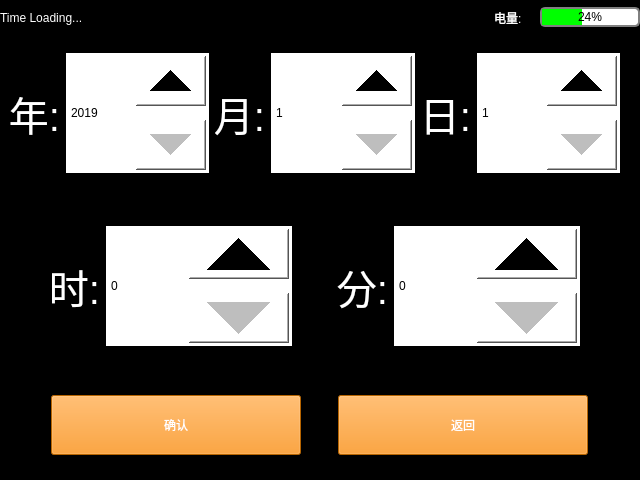
a2824256/EVA-Qt-Beta, file timesettingwindow.ui: the form before one commit.
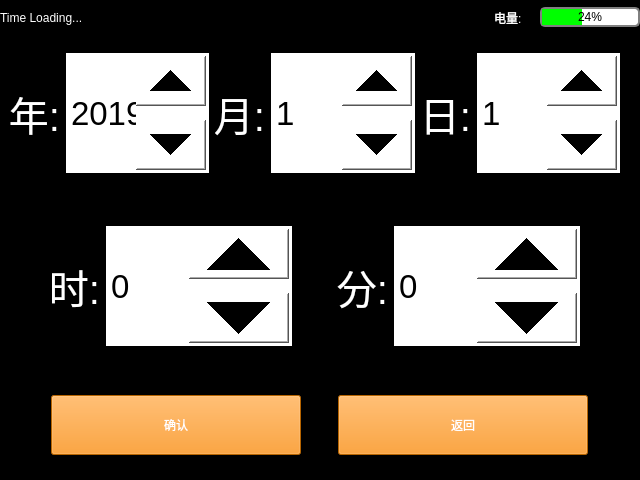
The form after the commit.

What changed in the file:
```diff
--- a/timesettingwindow.ui
+++ b/timesettingwindow.ui
@@ -180,10 +180,19 @@
             <height>120</height>
            </size>
           </property>
+          <property name="font">
+           <font>
+            <pointsize>25</pointsize>
+           </font>
+          </property>
+          <property name="focusPolicy">
+           <enum>Qt::NoFocus</enum>
+          </property>
           <property name="styleSheet">
            <string notr="true">QSpinBox{
- height:30px;
- width:50px;
+color:black;
+height:30px;
+width:50px;
 background-color:white;
 }
 
@@ -201,7 +210,7 @@
            <number>2019</number>
           </property>
           <property name="maximum">
-           <number>2030</number>
+           <number>2050</number>
           </property>
          </widget>
         </item>
@@ -237,10 +246,19 @@
             <height>120</height>
            </size>
           </property>
+          <property name="font">
+           <font>
+            <pointsize>25</pointsize>
+           </font>
+          </property>
+          <property name="focusPolicy">
+           <enum>Qt::NoFocus</enum>
+          </property>
           <property name="styleSheet">
            <string notr="true">QSpinBox{
- height:30px;
- width:50px;
+color:black;
+height:30px;
+width:50px;
 background-color:white;
 }
 
@@ -294,10 +312,19 @@
             <height>120</height>
            </size>
           </property>
+          <property name="font">
+           <font>
+            <pointsize>25</pointsize>
+           </font>
+          </property>
+          <property name="focusPolicy">
+           <enum>Qt::NoFocus</enum>
+          </property>
           <property name="styleSheet">
            <string notr="true">QSpinBox{
- height:30px;
- width:50px;
+color:black;
+height:30px;
+width:50px;
 background-color:white;
 }
 
@@ -363,10 +390,19 @@
             <height>120</height>
            </size>
           </property>
+          <property name="font">
+           <font>
+            <pointsize>25</pointsize>
+           </font>
+          </property>
+          <property name="focusPolicy">
+           <enum>Qt::NoFocus</enum>
+          </property>
           <property name="styleSheet">
            <string notr="true">QSpinBox{
- height:30px;
- width:80px;
+color:black;
+height:30px;
+width:80px;
 background-color:white;
 }
 
@@ -411,10 +447,19 @@
             <height>120</height>
            </size>
           </property>
+          <property name="font">
+           <font>
+            <pointsize>25</pointsize>
+           </font>
+          </property>
+          <property name="focusPolicy">
+           <enum>Qt::NoFocus</enum>
+          </property>
           <property name="styleSheet">
            <string notr="true">QSpinBox{
- height:30px;
- width:80px;
+color:black;
+height:30px;
+width:80px;
 background-color:white;
 }
 
```
Left out of the diff: 2 changed lines with no effect on the pictures.
